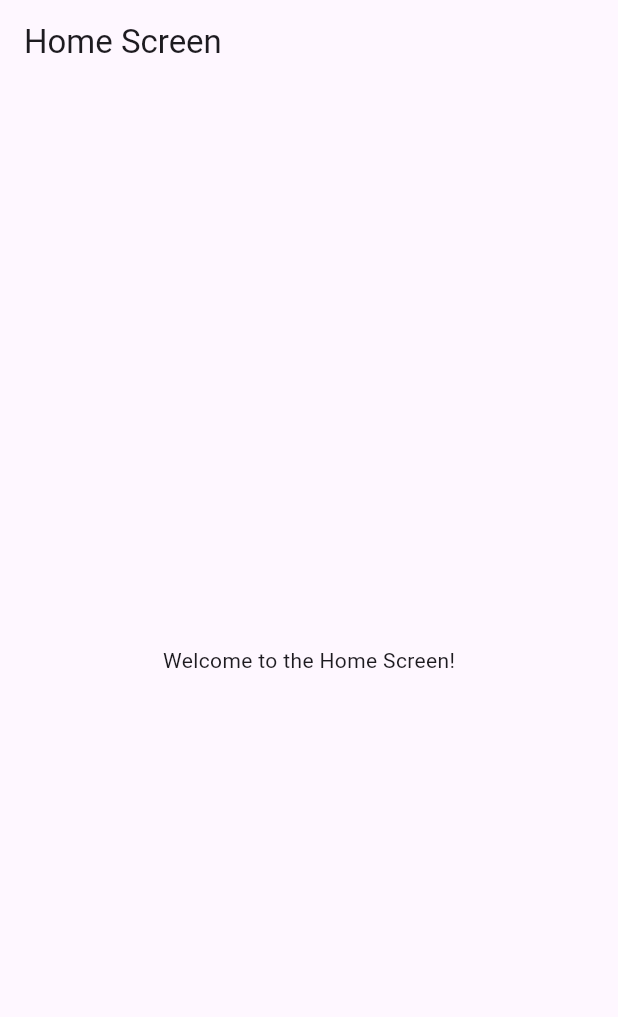
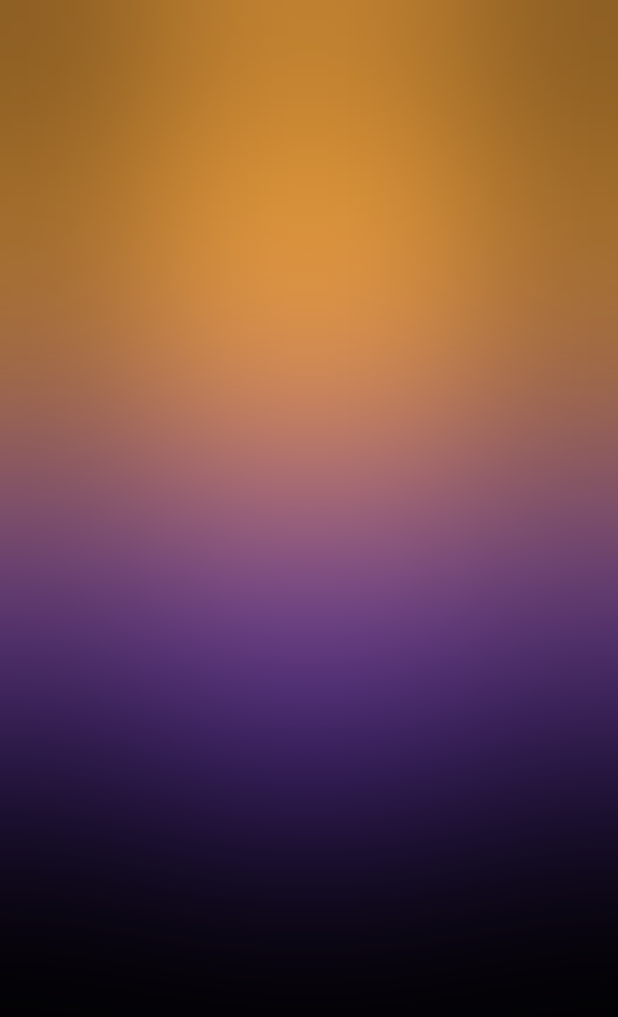
Before and after one commit to AhmedBinhamim/weather_app, a Flutter app: the screen it shows after launch, on a phone screen of 412 x 824 dp. Shown: the top 1017 px of the screen. Run offline on Flutter 3.47's test engine with Material 3 defaults, Android fonts, the phone set to English and light mode, and no system bars; our stand-ins replace bloc.

Commit message:
added backdrop filter

```diff
--- a/lib/screens/home_screen.dart
+++ b/lib/screens/home_screen.dart
@@ -1,14 +1,64 @@
+import 'dart:ui';
+
 import 'package:flutter/material.dart';
+import 'package:flutter/services.dart';
 
 class HomeScreen extends StatelessWidget {
   @override
   Widget build(BuildContext context) {
     return Scaffold(
+      backgroundColor: Colors.black,
+      extendBodyBehindAppBar: true,
       appBar: AppBar(
-        title: Text('Home Screen'),
+        backgroundColor: Colors.transparent,
+        elevation: 0,
+        systemOverlayStyle:
+            SystemUiOverlayStyle(statusBarBrightness: Brightness.dark),
       ),
-      body: Center(
-        child: Text('Welcome to the Home Screen!'),
+      body: Padding(
+        padding: const EdgeInsets.fromLTRB(40, 1.2 * kToolbarHeight, 40, 20),
+        child: SizedBox(
+          height: MediaQuery.of(context).size.height,
+          child: Stack(
+            children: [
+              Align(
+                alignment: const AlignmentDirectional(3, -0.3),
+                child: Container(
+                  height: 300,
+                  width: 300,
+                  decoration: const BoxDecoration(
+                      shape: BoxShape.circle, color: Colors.deepPurple),
+                ),
+              ),
+              Align(
+                alignment: const AlignmentDirectional(-3, -0.3),
+                child: Container(
+                  height: 300,
+                  width: 300,
+                  decoration: const BoxDecoration(
+                      shape: BoxShape.circle, color: Color(0xFF673AB7)),
+                ),
+              ),
+              Align(
+                alignment: const AlignmentDirectional(0, -1.2),
+                child: Container(
+                  height: 300,
+                  width: 600,
+                  decoration: const BoxDecoration(color: Color(0xFFFFAB40)),
+                ),
+              ),
+              BackdropFilter(
+                filter: ImageFilter.blur(
+                  sigmaX: 100.0,
+                  sigmaY: 100.0,
+                ),
+                child: Container(
+                  decoration: const BoxDecoration(color: Colors.transparent),
+                ),
+              )
+            ],
+          ),
+        ),
       ),
     );
   }
```
